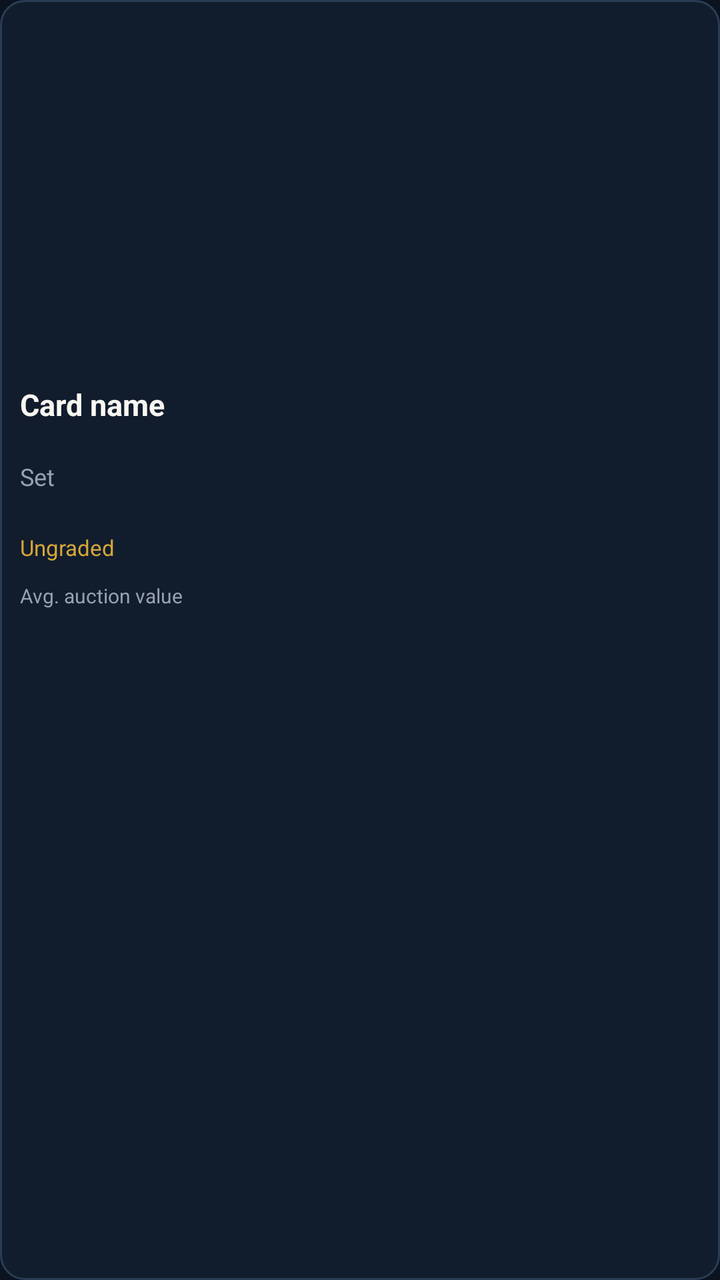
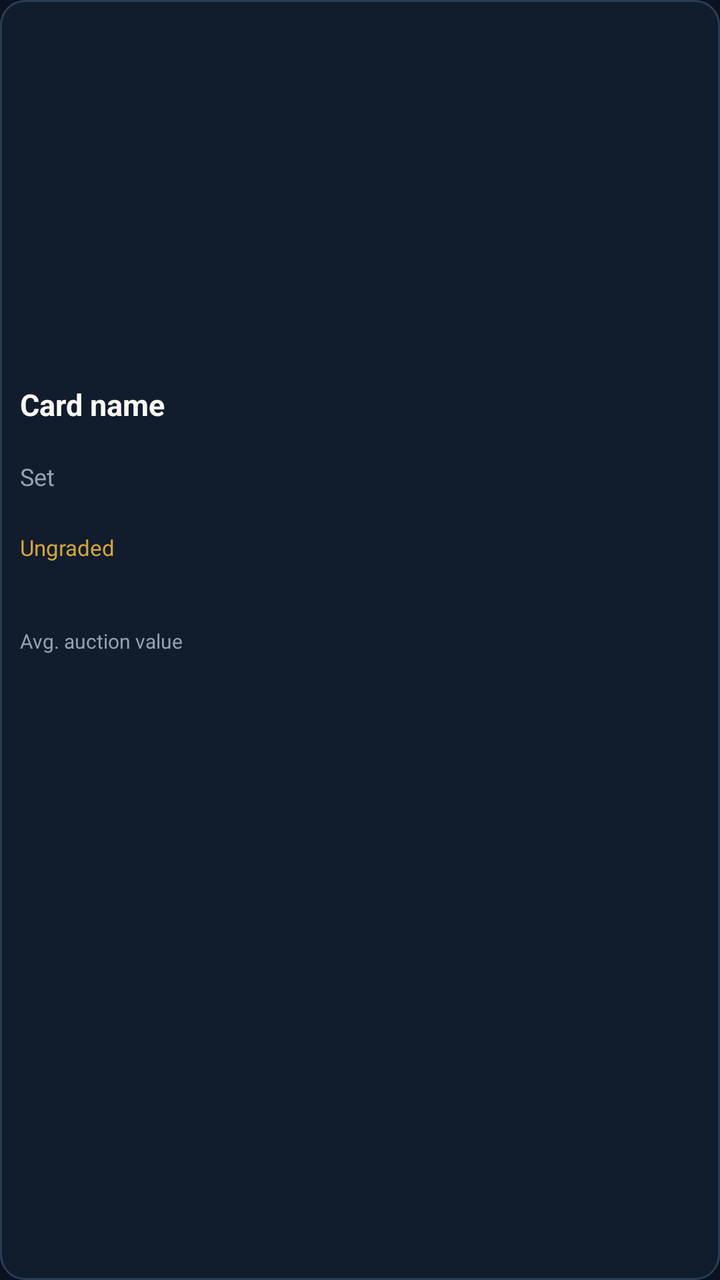

Before-and-after screenshots of an Android layout around one commit, followed by the original layout XML and the change that was made.
<!-- AndroidManifest.xml: application theme Theme.Deckbid -->
<!-- res/layout/item_binder_card.xml -->
<?xml version="1.0" encoding="utf-8"?>
<LinearLayout xmlns:android="http://schemas.android.com/apk/res/android"
    android:layout_width="match_parent"
    android:layout_height="wrap_content"
    android:orientation="vertical"
    android:padding="10dp"
    android:background="@drawable/binder_panel"
    android:foreground="?android:attr/selectableItemBackground"
    android:clickable="true"
    android:focusable="true">
    <ImageView
        android:id="@+id/card_image"
        android:layout_width="match_parent"
        android:layout_height="172dp"
        android:scaleType="fitCenter"/>
    <TextView
        android:id="@+id/card_name"
        android:layout_width="match_parent"
        android:layout_height="wrap_content"
        android:text="Card name"
        android:textSize="15sp"
        android:textColor="#FAF8F2"
        android:layout_marginTop="10dp"
        android:textStyle="bold"
        android:minLines="2"
        android:maxLines="2"
        android:ellipsize="end"/>
    <TextView
        android:id="@+id/card_set"
        android:layout_width="match_parent"
        android:layout_height="wrap_content"
        android:text="Set"
        android:textSize="12sp"
        android:textColor="#95A1B3"
        android:minLines="2"
        android:maxLines="2"
        android:ellipsize="end"/>
    <TextView
        android:id="@+id/card_condition"
        android:layout_width="match_parent"
        android:layout_height="wrap_content"
        android:text="Ungraded"
        android:textSize="11sp"
        android:textColor="#D4A63A"
        android:layout_marginTop="6dp"/>
    <TextView
        android:layout_width="match_parent"
        android:layout_height="wrap_content"
        android:text="Avg. auction value"
        android:textSize="10sp"
        android:textColor="#95A1B3"
        android:layout_marginTop="10dp"/>
    <LinearLayout
        android:layout_width="match_parent"
        android:layout_height="wrap_content"
        android:orientation="horizontal"
        android:gravity="center_vertical">
        <TextView
            android:id="@+id/card_value"
            android:layout_width="0dp"
            android:layout_height="wrap_content"
            android:layout_weight="1"
            android:textSize="15sp"
            android:textStyle="bold"
            android:textColor="#FAF8F2"/>
        <TextView
            android:id="@+id/card_change"
            android:layout_width="wrap_content"
            android:layout_height="wrap_content"
            android:layout_marginStart="4dp"
            android:textSize="10sp"
            android:textColor="#4CD6A0"/>
    </LinearLayout>
</LinearLayout>
<!-- resources referenced by this layout -->
<resources>
  <!-- drawable binder_panel (drawable) -->
  <?xml version="1.0" encoding="utf-8"?>
  <shape xmlns:android="http://schemas.android.com/apk/res/android">
      <solid
          android:color="#111C2D"/>
      <corners
          android:radius="12dp"/>
      <stroke
          android:width="1dp"
          android:color="#293E54"/>
  </shape>
  <style name="Theme.Deckbid" parent="android:style/Theme.Material.NoActionBar">
          <item name="android:fontFamily">sans-serif</item>
          <item name="android:colorAccent">#D4A63A</item>
          <item name="android:windowBackground">#0B1220</item>
          <item name="android:statusBarColor">#0B1220</item>
          <item name="android:navigationBarColor">#0B1220</item>
          <item name="android:windowLightStatusBar">false</item>
          <item name="android:colorBackground">#0B1220</item>
          <item name="android:windowAnimationStyle">@null</item>
      </style>
</resources>

<!-- the commit's change to res/layout/item_binder_card.xml (unified diff, before → after) -->
@@ -43,6 +43,7 @@
         android:textSize="11sp"
         android:textColor="#D4A63A"
         android:layout_marginTop="6dp"/>
+    <TextView android:id="@+id/binder_auction_status" android:layout_width="match_parent" android:layout_height="wrap_content" android:layout_marginTop="8dp" android:textColor="#D4A63A" android:textSize="11sp"/>
     <TextView
         android:layout_width="match_parent"
         android:layout_height="wrap_content"
